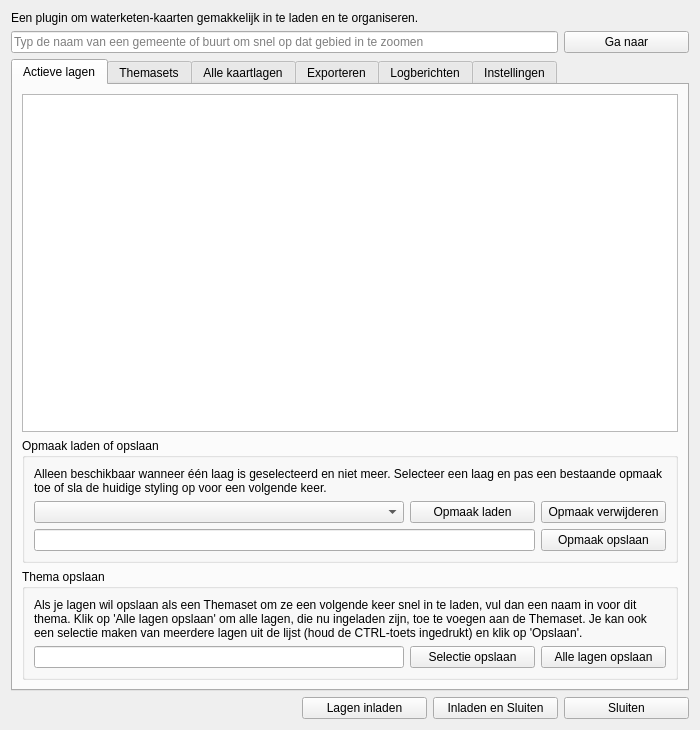
This is gui/nad_maps_dialog_base.ui in NAD-Dataplatform/NADmaps as Qt 5 draws it before an edit. The edited form follows.
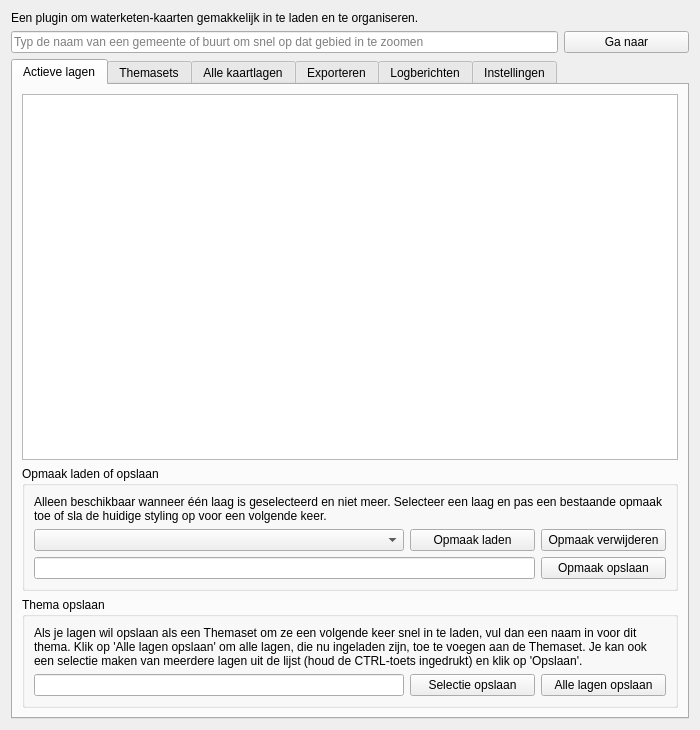
This is the edited form.

```diff
--- a/gui/nad_maps_dialog_base.ui
+++ b/gui/nad_maps_dialog_base.ui
@@ -11,15 +11,15 @@
    </rect>
   </property>
   <property name="sizePolicy">
-   <sizepolicy hsizetype="Expanding" vsizetype="Preferred">
-    <horstretch>0</horstretch>
-    <verstretch>0</verstretch>
+   <sizepolicy hsizetype="Expanding" vsizetype="Expanding">
+    <horstretch>100</horstretch>
+    <verstretch>100</verstretch>
    </sizepolicy>
   </property>
   <property name="maximumSize">
    <size>
     <width>1000</width>
-    <height>750</height>
+    <height>1000</height>
    </size>
   </property>
   <property name="windowTitle">
@@ -84,7 +84,7 @@
    <item>
     <widget class="QTabWidget" name="tabWidget">
      <property name="sizePolicy">
-      <sizepolicy hsizetype="Expanding" vsizetype="Preferred">
+      <sizepolicy hsizetype="Expanding" vsizetype="Expanding">
        <horstretch>0</horstretch>
        <verstretch>0</verstretch>
       </sizepolicy>
@@ -100,32 +100,7 @@
        <string>Actieve lagen</string>
       </attribute>
       <layout class="QGridLayout" name="gridLayoutTabActive">
-       <item row="0" column="0" colspan="2">
-        <widget class="QTableView" name="activeMapListView">
-         <property name="enabled">
-          <bool>true</bool>
-         </property>
-         <property name="sizePolicy">
-          <sizepolicy hsizetype="Expanding" vsizetype="MinimumExpanding">
-           <horstretch>30</horstretch>
-           <verstretch>0</verstretch>
-          </sizepolicy>
-         </property>
-         <property name="minimumSize">
-          <size>
-           <width>300</width>
-           <height>200</height>
-          </size>
-         </property>
-         <property name="whatsThis">
-          <string/>
-         </property>
-         <property name="sizeAdjustPolicy">
-          <enum>QAbstractScrollArea::AdjustIgnored</enum>
-         </property>
-        </widget>
-       </item>
-       <item row="1" column="0" colspan="2">
+       <item row="1" column="2" colspan="2">
         <widget class="QGroupBox" name="stylingGroupBox">
          <property name="sizePolicy">
           <sizepolicy hsizetype="Expanding" vsizetype="Preferred">
@@ -239,7 +214,7 @@
          </layout>
         </widget>
        </item>
-       <item row="2" column="0" colspan="2">
+       <item row="2" column="2" colspan="2">
         <widget class="QGroupBox" name="themaGroupBox">
          <property name="sizePolicy">
           <sizepolicy hsizetype="Preferred" vsizetype="Preferred">
@@ -321,6 +296,31 @@
          </layout>
         </widget>
        </item>
+       <item row="0" column="2" colspan="2">
+        <widget class="QTableView" name="activeMapListView">
+         <property name="enabled">
+          <bool>true</bool>
+         </property>
+         <property name="sizePolicy">
+          <sizepolicy hsizetype="Expanding" vsizetype="MinimumExpanding">
+           <horstretch>30</horstretch>
+           <verstretch>0</verstretch>
+          </sizepolicy>
+         </property>
+         <property name="minimumSize">
+          <size>
+           <width>300</width>
+           <height>200</height>
+          </size>
+         </property>
+         <property name="whatsThis">
+          <string/>
+         </property>
+         <property name="sizeAdjustPolicy">
+          <enum>QAbstractScrollArea::AdjustIgnored</enum>
+         </property>
+        </widget>
+       </item>
       </layout>
      </widget>
      <widget class="QWidget" name="thema_tab">
@@ -899,83 +899,6 @@
      </widget>
     </widget>
    </item>
-   <item>
-    <layout class="QHBoxLayout" name="footer_layout">
-     <property name="topMargin">
-      <number>0</number>
-     </property>
-     <item>
-      <spacer name="horizontalSpacer">
-       <property name="orientation">
-        <enum>Qt::Horizontal</enum>
-       </property>
-       <property name="sizeHint" stdset="0">
-        <size>
-         <width>40</width>
-         <height>20</height>
-        </size>
-       </property>
-      </spacer>
-     </item>
-     <item>
-      <widget class="QPushButton" name="load_button">
-       <property name="sizePolicy">
-        <sizepolicy hsizetype="Minimum" vsizetype="Fixed">
-         <horstretch>0</horstretch>
-         <verstretch>0</verstretch>
-        </sizepolicy>
-       </property>
-       <property name="minimumSize">
-        <size>
-         <width>125</width>
-         <height>0</height>
-        </size>
-       </property>
-       <property name="text">
-        <string>Lagen inladen</string>
-       </property>
-      </widget>
-     </item>
-     <item>
-      <widget class="QPushButton" name="load_close_button">
-       <property name="sizePolicy">
-        <sizepolicy hsizetype="Minimum" vsizetype="Fixed">
-         <horstretch>0</horstretch>
-         <verstretch>0</verstretch>
-        </sizepolicy>
-       </property>
-       <property name="minimumSize">
-        <size>
-         <width>125</width>
-         <height>0</height>
-        </size>
-       </property>
-       <property name="text">
-        <string>Inladen en Sluiten</string>
-       </property>
-      </widget>
-     </item>
-     <item>
-      <widget class="QPushButton" name="close_button">
-       <property name="sizePolicy">
-        <sizepolicy hsizetype="Minimum" vsizetype="Fixed">
-         <horstretch>0</horstretch>
-         <verstretch>0</verstretch>
-        </sizepolicy>
-       </property>
-       <property name="minimumSize">
-        <size>
-         <width>125</width>
-         <height>0</height>
-        </size>
-       </property>
-       <property name="text">
-        <string>Sluiten</string>
-       </property>
-      </widget>
-     </item>
-    </layout>
-   </item>
   </layout>
  </widget>
  <resources/>
```
